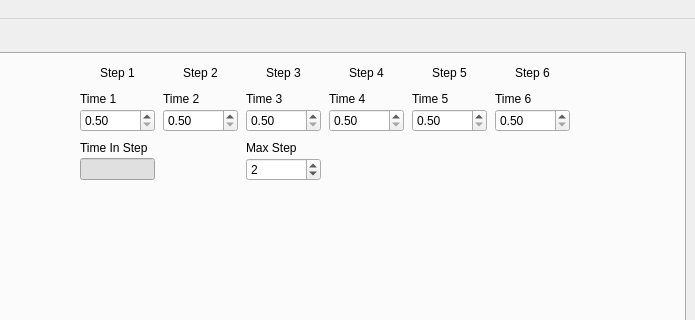
First picture: the form in src/gui/main.ui, repository TheRealJarbean/lattice, before the edit; both pictures show x 471 to 1166 and y 0 to 320 of the 1166 by 779 pixel window.
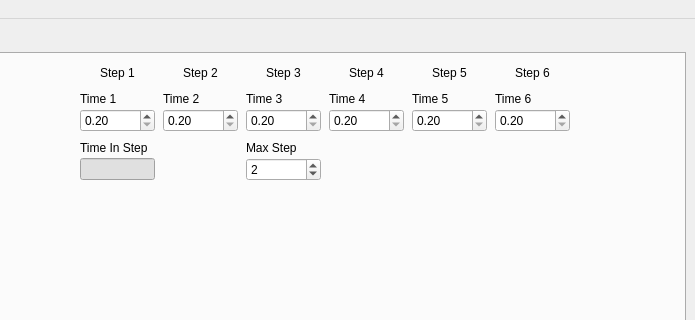
Second picture: the form after the edit. The open tabs and pages were chosen to show the change. Icons and pictures are not drawn. Custom widgets are drawn as their Qt base class.

```diff
--- a/src/gui/main.ui
+++ b/src/gui/main.ui
@@ -1161,7 +1161,7 @@
                    </size>
                   </property>
                   <property name="minimum">
-                   <double>0.500000000000000</double>
+                   <double>0.200000000000000</double>
                   </property>
                   <property name="maximum">
                    <double>999.990000000000009</double>
@@ -1192,7 +1192,7 @@
                    </size>
                   </property>
                   <property name="minimum">
-                   <double>0.500000000000000</double>
+                   <double>0.200000000000000</double>
                   </property>
                   <property name="maximum">
                    <double>999.990000000000009</double>
@@ -1223,7 +1223,7 @@
                    </size>
                   </property>
                   <property name="minimum">
-                   <double>0.500000000000000</double>
+                   <double>0.200000000000000</double>
                   </property>
                   <property name="maximum">
                    <double>999.990000000000009</double>
@@ -1254,7 +1254,7 @@
                    </size>
                   </property>
                   <property name="minimum">
-                   <double>0.500000000000000</double>
+                   <double>0.200000000000000</double>
                   </property>
                   <property name="maximum">
                    <double>999.990000000000009</double>
@@ -1285,7 +1285,7 @@
                    </size>
                   </property>
                   <property name="minimum">
-                   <double>0.500000000000000</double>
+                   <double>0.200000000000000</double>
                   </property>
                   <property name="maximum">
                    <double>999.990000000000009</double>
@@ -1316,7 +1316,7 @@
                    </size>
                   </property>
                   <property name="minimum">
-                   <double>0.500000000000000</double>
+                   <double>0.200000000000000</double>
                   </property>
                   <property name="maximum">
                    <double>999.990000000000009</double>
```
Left out of the diff: 20 changed lines with no effect on the pictures.
